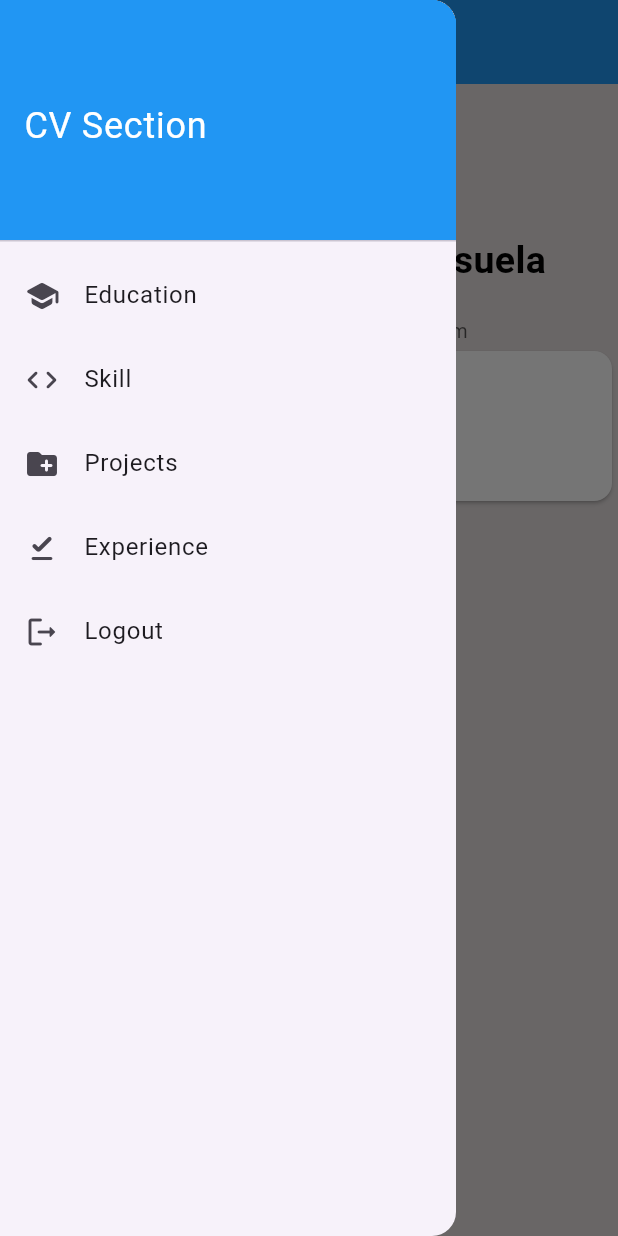
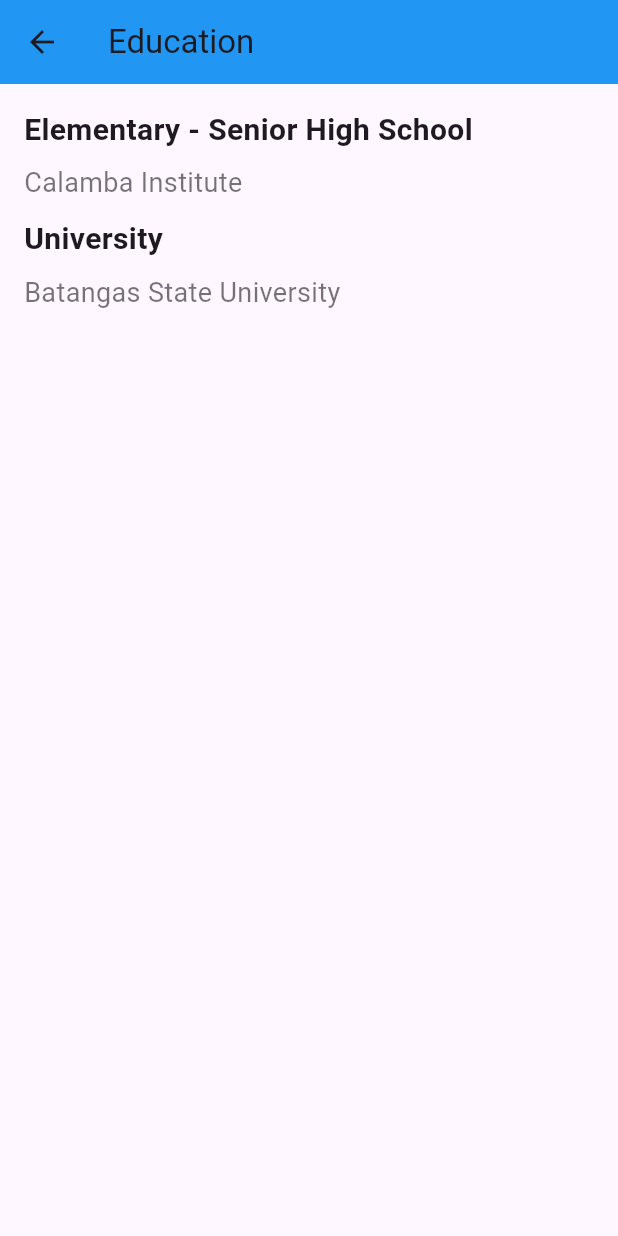
Before and after one commit to coispers/Mosuela-Activity-Quiz-AppDev, a Flutter app: the MyCVPage screen opened directly, in the side drawer, after a tap on "Education", on a phone screen of 412 x 824 dp. Run offline on Flutter 3.47's test engine with Material 3 defaults, Android fonts, the phone set to English and light mode, and no system bars; our stand-ins replace image_picker.

Commit message:
added pages in cv

```diff
--- /dev/null
+++ b/CV-Mosuela Flutter/lib/education.dart
@@ -0,0 +1,56 @@
+import 'package:flutter/material.dart';
+
+class EducationPage extends StatelessWidget {
+  const EducationPage({super.key});
+
+  @override
+  Widget build(BuildContext context) {
+    return Scaffold(
+      appBar: AppBar(
+        title: const Text("Education"),
+        backgroundColor: Colors.blue,
+      ),
+      body: const Padding(
+        padding: EdgeInsets.all(16.0),
+        child: Column(
+          crossAxisAlignment: CrossAxisAlignment.start,
+          children: [
+            Text(
+              "Elementary - Senior High School",
+              style: TextStyle(
+                fontSize: 20,
+                fontWeight: FontWeight.bold,
+              ),
+            ),
+            SizedBox(height: 8),
+            Text(
+              "Calamba Institute",
+              style: TextStyle(
+                fontSize: 18,
+                color: Colors.black54,
+              ),
+            ),
+            SizedBox(
+              height: 10,
+            ),
+            Text(
+              "University",
+              style: TextStyle(
+                fontSize: 20,
+                fontWeight: FontWeight.bold,
+              ),
+            ),
+            SizedBox(height: 8),
+            Text(
+              "Batangas State University",
+              style: TextStyle(
+                fontSize: 18,
+                color: Colors.black54,
+              ),
+            ),
+          ],
+        ),
+      ),
+    );
+  }
+}
--- a/CV-Mosuela Flutter/lib/login_page.dart
+++ b/CV-Mosuela Flutter/lib/login_page.dart
@@ -4,6 +4,8 @@ import 'main.dart';
 class LoginPage extends StatelessWidget {
   final TextEditingController usernameText = TextEditingController();
   final TextEditingController passwordText = TextEditingController();
+
+  LoginPage({super.key});
 
   void loginButton(BuildContext context) {
     String username = usernameText.text;
@@ -14,7 +16,7 @@ class LoginPage extends StatelessWidget {
       // login is successful, go to main.dart MyCVPage
       Navigator.pushReplacement(
         context,
-        MaterialPageRoute(builder: (context) => MyCVPage()),
+        MaterialPageRoute(builder: (context) => const MyCVPage()),
       );
     } else if (username == '' || password == '') {
       // if the username and/or password is empty go here
@@ -98,7 +100,6 @@ class LoginPage extends StatelessWidget {
             // login button
             ElevatedButton(
               onPressed: () => loginButton(context),
-              child: Text("Login"),
               style: ElevatedButton.styleFrom(
                 backgroundColor: Colors.blue, // button bg color
                 foregroundColor: Colors.white, // button text color
@@ -108,6 +109,7 @@ class LoginPage extends StatelessWidget {
                   borderRadius: BorderRadius.circular(10.0),
                 ),
               ),
+              child: const Text("Login"),
             ),
           ],
         ),
--- a/CV-Mosuela Flutter/lib/main.dart
+++ b/CV-Mosuela Flutter/lib/main.dart
@@ -1,8 +1,12 @@
 import 'dart:typed_data';
 import 'package:flutter/material.dart';
 import 'package:image_picker/image_picker.dart';
+import 'education.dart';
+import 'experience.dart';
 import 'login_page.dart';
 import 'profile_picture.dart';
+import 'projects.dart';
+import 'skills.dart';
 
 void main() {
   runApp(MaterialApp(
@@ -11,6 +15,8 @@ void main() {
 }
 
 class MyCVPage extends StatefulWidget {
+  const MyCVPage({super.key});
+
   @override
   MyCVPageState createState() => MyCVPageState();
 }
@@ -63,32 +69,44 @@ class MyCVPageState extends State<MyCVPage> {
                     ),
                   )),
             ),
-            //contents inside the menu
             ListTile(
-                leading: const Icon(Icons.school_rounded),
-                title: const Text('Education'),
-                onTap: () {
-                  //none for now
-                }),
+              leading: const Icon(Icons.school_rounded),
+              title: const Text('Education'),
+              onTap: () {
+                Navigator.push(
+                  context,
+                  MaterialPageRoute(builder: (context) => const EducationPage()),
+                );
+              },
+            ),
             ListTile(
               leading: const Icon(Icons.code_rounded),
               title: const Text('Skill'),
               onTap: () {
-                //none for now
+                Navigator.push(
+                  context,
+                  MaterialPageRoute(builder: (context) => const SkillsPage()),
+                );
               },
             ),
             ListTile(
               leading: const Icon(Icons.create_new_folder_rounded),
               title: const Text('Projects'),
               onTap: () {
-                //none for now
+                Navigator.push(
+                  context,
+                  MaterialPageRoute(builder: (context) => const ProjectsPage()),
+                );
               },
             ),
             ListTile(
               leading: const Icon(Icons.download_done_rounded),
               title: const Text('Experience'),
               onTap: () {
-                //none for now
+                Navigator.push(
+                  context,
+                  MaterialPageRoute(builder: (context) => const ExperiencePage()),
+                );
               },
             ),
             ListTile(
@@ -98,7 +116,7 @@ class MyCVPageState extends State<MyCVPage> {
                 Navigator.pushReplacement(context,
                     MaterialPageRoute(builder: (context) => LoginPage()));
               },
-            )
+            ),
           ],
         ),
       ),
```
Also changed, not shown: CV-Mosuela Flutter/lib/experience.dart (added, +57 -0 lines), CV-Mosuela Flutter/lib/projects.dart (added, +43 -0 lines), CV-Mosuela Flutter/lib/skills.dart (added, +67 -0 lines).
